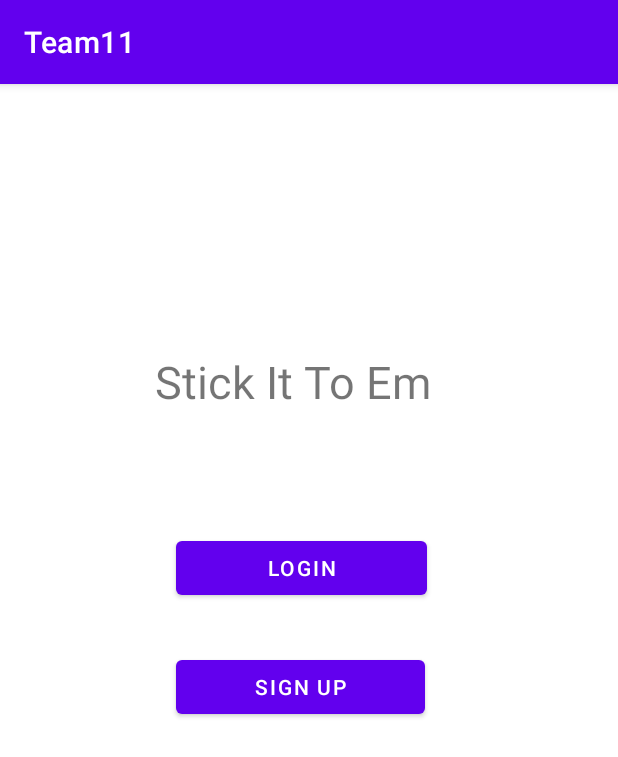
After one commit to elsatmr/mobile-dev-team11, an Android app: the StickersActivity screen opened directly, with no data from a screen before it, on a phone screen of 412 x 824 dp. The commit adds this screen. Shown: the top 757 px of the screen. Run offline under Robolectric (Android 15) with nearby library versions, the phone set to English and light mode, and no system bars.

Commit message:
stickers activity, signup and login screen

```diff
--- a/app/src/main/AndroidManifest.xml
+++ b/app/src/main/AndroidManifest.xml
@@ -18,6 +18,12 @@
         android:supportsRtl="true"
         android:theme="@style/Theme.Team11"
         tools:targetApi="31">
+        <activity android:name=".LoginActivity"
+            android:configChanges="orientation|screenSize" />
+        <activity android:name=".SignUpActivity"
+            android:configChanges="orientation|screenSize" />
+        <activity android:name=".StickersActivity"
+            android:configChanges="orientation|screenSize" />
         <activity
             android:name=".AtYourServiceActivity"
             android:configChanges="orientation|screenSize"
--- a/app/src/main/java/edu/northeastern/team11/MainActivity.java
+++ b/app/src/main/java/edu/northeastern/team11/MainActivity.java
@@ -19,4 +19,9 @@ public class MainActivity extends AppCompatActivity {
         startActivity(intent);
     }
 
+    public void openStickersActivity(View view) {
+        Intent intent = new Intent(this, StickersActivity.class);
+        startActivity(intent);
+    }
+
 }
--- /dev/null
+++ b/app/src/main/java/edu/northeastern/team11/StickersActivity.java
@@ -0,0 +1,28 @@
+package edu.northeastern.team11;
+
+import android.content.Intent;
+import android.os.Bundle;
+import android.view.View;
+
+import androidx.appcompat.app.AppCompatActivity;
+
+public class StickersActivity extends AppCompatActivity {
+    @Override
+    protected void onCreate(Bundle savedInstanceState) {
+        super.onCreate(savedInstanceState);
+        setContentView(R.layout.activity_stickers);
+    }
+
+
+    public void signUpClicked(View view) {
+        Intent intent = new Intent(this, SignUpActivity.class);
+        startActivity(intent);
+    }
+
+    public void loginClicked(View view) {
+        Intent intent = new Intent(this, LoginActivity.class);
+        startActivity(intent);
+    }
+
+
+}
--- a/app/src/main/res/layout/activity_main.xml
+++ b/app/src/main/res/layout/activity_main.xml
@@ -86,7 +86,8 @@
         app:layout_constraintEnd_toEndOf="parent"
         app:layout_constraintStart_toStartOf="parent"
         app:layout_constraintTop_toBottomOf="@id/atYourServiceMainButton"
-        app:layout_constraintBottom_toTopOf="@+id/slurpMainButton"/>
+        app:layout_constraintBottom_toTopOf="@+id/slurpMainButton"
+        android:onClick="openStickersActivity"/>
     <Button
         android:id="@+id/slurpMainButton"
         android:layout_width="wrap_content"
--- /dev/null
+++ b/app/src/main/res/layout/activity_stickers.xml
@@ -0,0 +1,55 @@
+<?xml version="1.0" encoding="utf-8"?>
+<androidx.constraintlayout.widget.ConstraintLayout xmlns:android="http://schemas.android.com/apk/res/android"
+    xmlns:app="http://schemas.android.com/apk/res-auto"
+    xmlns:tools="http://schemas.android.com/tools"
+    android:layout_width="match_parent"
+    android:layout_height="match_parent">
+
+
+    <TextView
+        android:id="@+id/stickers_header"
+        android:layout_width="213dp"
+        android:layout_height="51dp"
+        android:layout_marginStart="92dp"
+        android:layout_marginTop="179dp"
+        android:layout_marginEnd="95dp"
+        android:layout_marginBottom="35dp"
+        android:text="Stick It To Em"
+        android:textSize="30sp"
+        app:layout_constraintBottom_toTopOf="@+id/login_button"
+        app:layout_constraintEnd_toEndOf="parent"
+        app:layout_constraintHorizontal_bias="1.0"
+        app:layout_constraintStart_toStartOf="parent"
+        app:layout_constraintTop_toTopOf="parent"
+        tools:textAlignment="center" />
+
+    <Button
+        android:id="@+id/login_button"
+        android:layout_width="167dp"
+        android:layout_height="48dp"
+        android:layout_marginStart="117dp"
+        android:layout_marginTop="34dp"
+        android:layout_marginEnd="127dp"
+        android:text="Login"
+        app:layout_constraintBottom_toTopOf="@+id/signup_button"
+        app:layout_constraintEnd_toEndOf="parent"
+        app:layout_constraintStart_toStartOf="parent"
+        app:layout_constraintTop_toBottomOf="@+id/stickers_header"
+        android:onClick="loginClicked"/>
+
+    <Button
+        android:id="@+id/signup_button"
+        android:layout_width="166dp"
+        android:layout_height="48dp"
+        android:layout_marginStart="117dp"
+        android:layout_marginTop="31dp"
+        android:layout_marginEnd="107dp"
+        android:layout_marginBottom="343dp"
+        android:text="Sign Up"
+        app:layout_constraintBottom_toBottomOf="parent"
+        app:layout_constraintEnd_toEndOf="parent"
+        app:layout_constraintHorizontal_bias="0.0"
+        app:layout_constraintStart_toStartOf="parent"
+        app:layout_constraintTop_toBottomOf="@+id/login_button"
+        android:onClick="signUpClicked"/>
+</androidx.constraintlayout.widget.ConstraintLayout>
```
Also changed, not shown: app/src/main/java/edu/northeastern/team11/LoginActivity.java (added, +13 -0 lines), app/src/main/java/edu/northeastern/team11/SignUpActivity.java (added, +14 -0 lines), app/src/main/res/layout/activity_login.xml (added, +23 -0 lines), app/src/main/res/layout/activity_signup.xml (added, +23 -0 lines).
